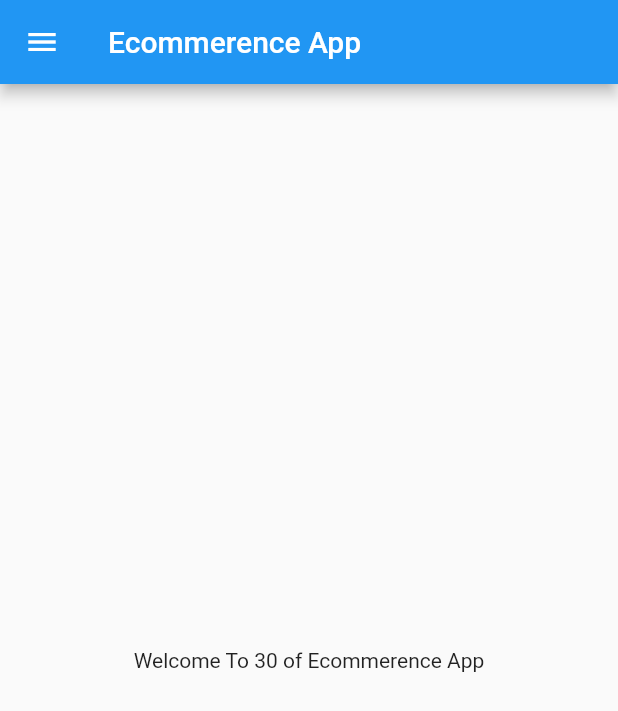
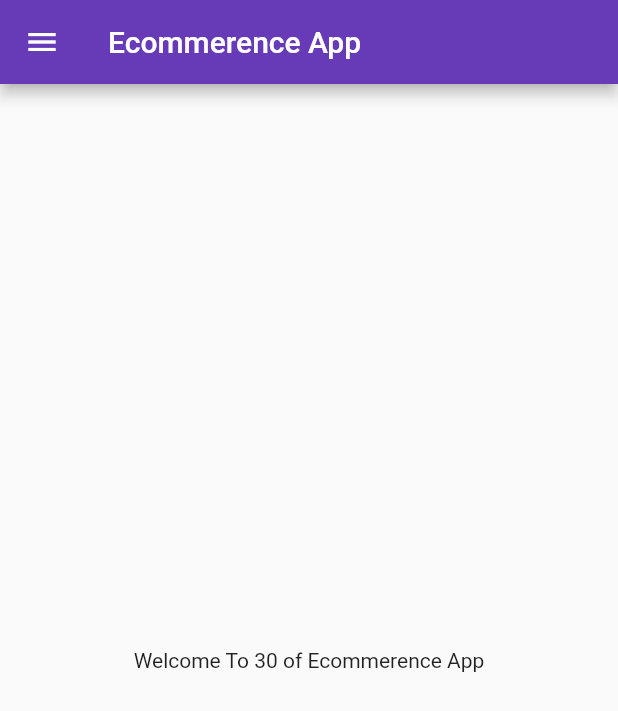
Before and after one commit to Gourav-Gadia/30DaysOfFlutter, a Flutter app: the screen it shows after launch, on a phone screen of 412 x 824 dp. Shown: the top 711 px of the screen. Run offline on Flutter 3.47's test engine with Material 2 defaults, Android fonts, the phone set to English and light mode, and no system bars.

Commit message:
"3nd Day Completed"

```diff
--- a/lib/main.dart
+++ b/lib/main.dart
@@ -1,5 +1,7 @@
-import 'package:ecommerence_app_design/home_page.dart';
 import 'package:flutter/material.dart';
+
+import 'pages/home_page.dart';
+import 'pages/login_page.dart';
 
 void main() {
   runApp(MyApp());
@@ -9,7 +11,17 @@
   @override
   Widget build(BuildContext context) {
     return MaterialApp(
-      home: HomePage(),
+      themeMode: ThemeMode.light,
+      theme: ThemeData(primarySwatch: Colors.deepPurple),
+      darkTheme: ThemeData(
+        brightness: Brightness.dark,
+      ),
+      initialRoute: "/home",
+      routes: {
+        '/': (context) => LoginPage(),
+        '/home': (context) => HomePage(),
+        '/login': (context) => LoginPage(),
+      },
     );
   }
 }
```
Also changed, not shown: lib/pages/login_page.dart (added, +20 -0 lines), lib/pages/home_page.dart (renamed from lib/home_page.dart).
